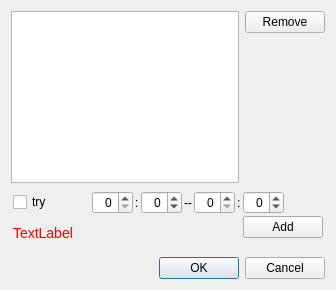
First picture: the form in UI_DayPlan_Dialog_Schedule.ui, repository ManiYang/ManiReminder, before the edit.
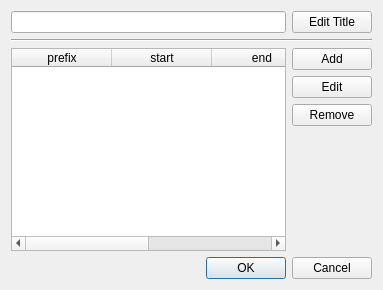
Second picture: the form after the edit.

Commit message: improved day-plan UI

Patch:
```diff
--- a/UI_DayPlan_Dialog_Schedule.ui
+++ b/UI_DayPlan_Dialog_Schedule.ui
@@ -6,7 +6,7 @@
    <rect>
     <x>0</x>
     <y>0</y>
-    <width>336</width>
+    <width>383</width>
     <height>290</height>
    </rect>
   </property>
@@ -14,6 +14,40 @@
    <string>Dialog</string>
   </property>
   <layout class="QVBoxLayout" name="verticalLayout_2">
+   <property name="spacing">
+    <number>6</number>
+   </property>
+   <item>
+    <layout class="QHBoxLayout" name="horizontalLayout">
+     <property name="leftMargin">
+      <number>0</number>
+     </property>
+     <property name="topMargin">
+      <number>0</number>
+     </property>
+     <item>
+      <widget class="QLineEdit" name="lineEdit_title">
+       <property name="readOnly">
+        <bool>true</bool>
+       </property>
+      </widget>
+     </item>
+     <item>
+      <widget class="QPushButton" name="pushButton_edit_title">
+       <property name="text">
+        <string>Edit Title</string>
+       </property>
+      </widget>
+     </item>
+    </layout>
+   </item>
+   <item>
+    <widget class="Line" name="line">
+     <property name="orientation">
+      <enum>Qt::Horizontal</enum>
+     </property>
+    </widget>
+   </item>
    <item>
     <layout class="QHBoxLayout" name="horizontalLayout_3">
      <item>
@@ -30,10 +64,71 @@
        <attribute name="verticalHeaderVisible">
         <bool>false</bool>
        </attribute>
+       <attribute name="verticalHeaderHighlightSections">
+        <bool>false</bool>
+       </attribute>
+       <column>
+        <property name="text">
+         <string>prefix</string>
+        </property>
+       </column>
+       <column>
+        <property name="text">
+         <string>start</string>
+        </property>
+       </column>
+       <column>
+        <property name="text">
+         <string>end</string>
+        </property>
+       </column>
+       <column>
+        <property name="text">
+         <string>state</string>
+        </property>
+       </column>
       </widget>
      </item>
      <item>
       <layout class="QVBoxLayout" name="verticalLayout_3">
+       <item>
+        <widget class="QPushButton" name="pushButton_add">
+         <property name="sizePolicy">
+          <sizepolicy hsizetype="Minimum" vsizetype="Fixed">
+           <horstretch>0</horstretch>
+           <verstretch>0</verstretch>
+          </sizepolicy>
+         </property>
+         <property name="text">
+          <string>Add</string>
+         </property>
+         <property name="iconSize">
+          <size>
+           <width>18</width>
+           <height>18</height>
+          </size>
+         </property>
+        </widget>
+       </item>
+       <item>
+        <widget class="QPushButton" name="pushButton_edit">
+         <property name="sizePolicy">
+          <sizepolicy hsizetype="Minimum" vsizetype="Fixed">
+           <horstretch>0</horstretch>
+           <verstretch>0</verstretch>
+          </sizepolicy>
+         </property>
+         <property name="text">
+          <string>Edit</string>
+         </property>
+         <property name="iconSize">
+          <size>
+           <width>18</width>
+           <height>18</height>
+          </size>
+         </property>
+        </widget>
+       </item>
        <item>
         <widget class="QPushButton" name="pushButton_remove">
          <property name="text">
@@ -58,218 +153,6 @@
      </item>
     </layout>
    </item>
-   <item>
-    <widget class="QFrame" name="frame">
-     <property name="frameShape">
-      <enum>QFrame::NoFrame</enum>
-     </property>
-     <property name="frameShadow">
-      <enum>QFrame::Raised</enum>
-     </property>
-     <layout class="QVBoxLayout" name="verticalLayout">
-      <property name="spacing">
-       <number>2</number>
-      </property>
-      <property name="leftMargin">
-       <number>2</number>
-      </property>
-      <property name="topMargin">
-       <number>2</number>
-      </property>
-      <property name="rightMargin">
-       <number>2</number>
-      </property>
-      <property name="bottomMargin">
-       <number>2</number>
-      </property>
-      <item>
-       <layout class="QHBoxLayout" name="horizontalLayout">
-        <property name="leftMargin">
-         <number>0</number>
-        </property>
-        <property name="topMargin">
-         <number>0</number>
-        </property>
-        <item>
-         <widget class="QCheckBox" name="checkBox_try">
-          <property name="text">
-           <string>try</string>
-          </property>
-         </widget>
-        </item>
-        <item>
-         <spacer name="horizontalSpacer_3">
-          <property name="orientation">
-           <enum>Qt::Horizontal</enum>
-          </property>
-          <property name="sizeHint" stdset="0">
-           <size>
-            <width>40</width>
-            <height>20</height>
-           </size>
-          </property>
-         </spacer>
-        </item>
-        <item>
-         <widget class="QSpinBox" name="spinBox_start_hr">
-          <property name="alignment">
-           <set>Qt::AlignRight|Qt::AlignTrailing|Qt::AlignVCenter</set>
-          </property>
-          <property name="buttonSymbols">
-           <enum>QAbstractSpinBox::UpDownArrows</enum>
-          </property>
-          <property name="maximum">
-           <number>23</number>
-          </property>
-         </widget>
-        </item>
-        <item>
-         <widget class="QLabel" name="label_3">
-          <property name="text">
-           <string>:</string>
-          </property>
-         </widget>
-        </item>
-        <item>
-         <widget class="QSpinBox" name="spinBox_start_min">
-          <property name="alignment">
-           <set>Qt::AlignRight|Qt::AlignTrailing|Qt::AlignVCenter</set>
-          </property>
-          <property name="minimum">
-           <number>-1</number>
-          </property>
-          <property name="maximum">
-           <number>60</number>
-          </property>
-         </widget>
-        </item>
-        <item>
-         <widget class="QLabel" name="label">
-          <property name="text">
-           <string>--</string>
-          </property>
-         </widget>
-        </item>
-        <item>
-         <widget class="QSpinBox" name="spinBox_end_hr">
-          <property name="alignment">
-           <set>Qt::AlignRight|Qt::AlignTrailing|Qt::AlignVCenter</set>
-          </property>
-         </widget>
-        </item>
-        <item>
-         <widget class="QLabel" name="label_4">
-          <property name="text">
-           <string>:</string>
-          </property>
-         </widget>
-        </item>
-        <item>
-         <widget class="QSpinBox" name="spinBox_end_min">
-          <property name="frame">
-           <bool>true</bool>
-          </property>
-          <property name="alignment">
-           <set>Qt::AlignRight|Qt::AlignTrailing|Qt::AlignVCenter</set>
-          </property>
-          <property name="minimum">
-           <number>-1</number>
-          </property>
-          <property name="maximum">
-           <number>60</number>
-          </property>
-         </widget>
-        </item>
-        <item>
-         <spacer name="horizontalSpacer">
-          <property name="orientation">
-           <enum>Qt::Horizontal</enum>
-          </property>
-          <property name="sizeHint" stdset="0">
-           <size>
-            <width>40</width>
-            <height>20</height>
-           </size>
-          </property>
-         </spacer>
-        </item>
-       </layout>
-      </item>
-      <item>
-       <layout class="QHBoxLayout" name="horizontalLayout_2">
-        <property name="bottomMargin">
-         <number>0</number>
-        </property>
-        <item>
-         <widget class="QLabel" name="label_error_message">
-          <property name="styleSheet">
-           <string notr="true">Font: 10.3pt;  Color: red</string>
-          </property>
-          <property name="text">
-           <string>TextLabel</string>
-          </property>
-          <property name="wordWrap">
-           <bool>true</bool>
-          </property>
-         </widget>
-        </item>
-        <item>
-         <spacer name="horizontalSpacer_2">
-          <property name="orientation">
-           <enum>Qt::Horizontal</enum>
-          </property>
-          <property name="sizeHint" stdset="0">
-           <size>
-            <width>40</width>
-            <height>20</height>
-           </size>
-          </property>
-         </spacer>
-        </item>
-        <item>
-         <layout class="QVBoxLayout" name="verticalLayout_4">
-          <item>
-           <widget class="QPushButton" name="pushButton_add">
-            <property name="sizePolicy">
-             <sizepolicy hsizetype="Minimum" vsizetype="Fixed">
-              <horstretch>0</horstretch>
-              <verstretch>0</verstretch>
-             </sizepolicy>
-            </property>
-            <property name="text">
-             <string>Add</string>
-            </property>
-            <property name="iconSize">
-             <size>
-              <width>18</width>
-              <height>18</height>
-             </size>
-            </property>
-           </widget>
-          </item>
-          <item>
-           <spacer name="verticalSpacer_2">
-            <property name="orientation">
-             <enum>Qt::Vertical</enum>
-            </property>
-            <property name="sizeType">
-             <enum>QSizePolicy::Fixed</enum>
-            </property>
-            <property name="sizeHint" stdset="0">
-             <size>
-              <width>20</width>
-              <height>11</height>
-             </size>
-            </property>
-           </spacer>
-          </item>
-         </layout>
-        </item>
-       </layout>
-      </item>
-     </layout>
-    </widget>
-   </item>
    <item>
     <widget class="QDialogButtonBox" name="buttonBox">
      <property name="orientation">
```
Left out of the diff: 3 changed lines with no effect on the pictures. The commit also changes 62 other files.
